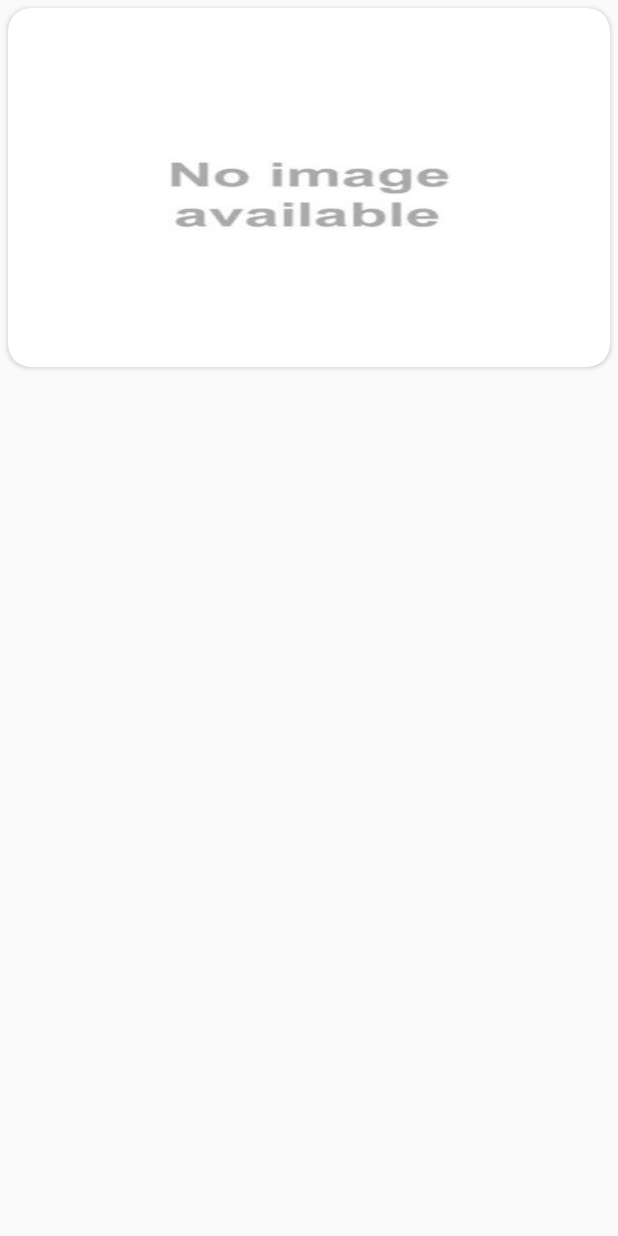
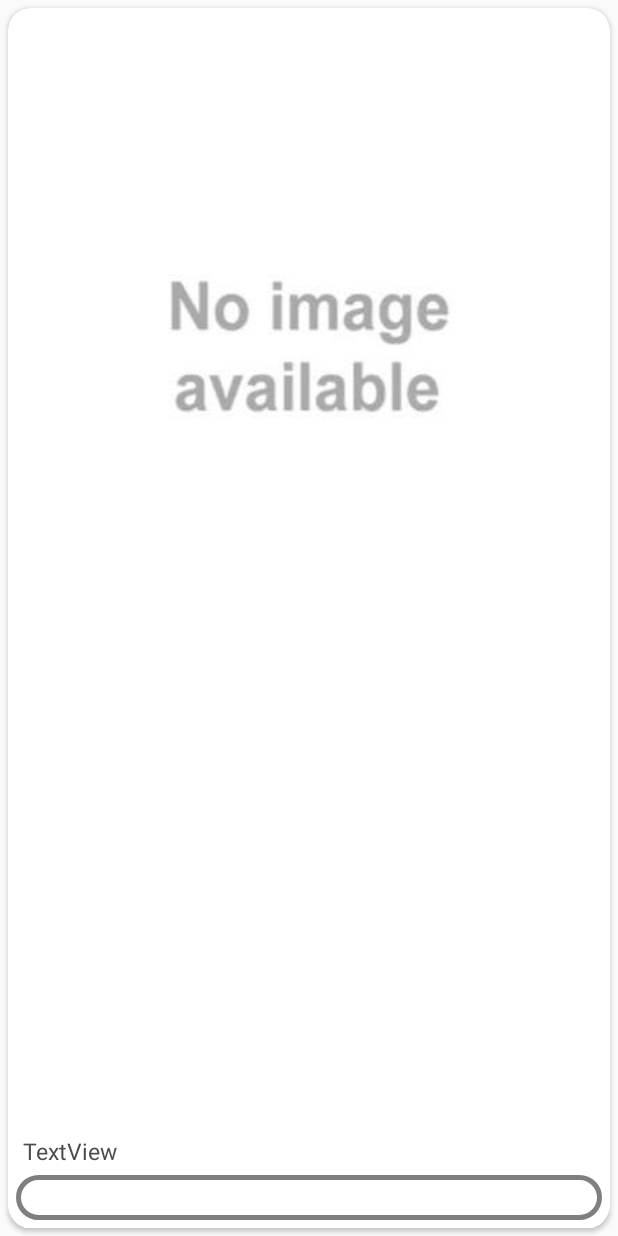
Before and after one commit to Sanders248/hello-bowo_test, an Android app: the layout tile_card.xml on its own in the app's theme, with its tools: preview values and no code run, on a phone screen of 412 x 824 dp. Run offline under Robolectric (Android 15) with nearby library versions, the phone set to English and light mode, and no system bars.

Commit message:
tile_card view udpdate

```diff
--- a/app/src/main/java/com/hello_bowo/alex/receptionhelper/TilesPage.java
+++ b/app/src/main/java/com/hello_bowo/alex/receptionhelper/TilesPage.java
@@ -59,7 +59,7 @@ public class TilesPage  extends Fragment {
 
     private void prepareActivitys(){
 
-        Tile a = new Tile(R.drawable.textmeteo, R.drawable.meteo, "Ensoleillé", "", "http://www.meteo-france.mobi/home#!france", 1);
+        Tile a = new Tile(R.drawable.textmeteo, R.drawable.meteo, "", "", "http://www.meteo-france.mobi/home#!france", 1);
         _tiles.add(a);
 
         Tile b = new Tile(R.drawable.logohotel, R.drawable.hotel, "Plus d'info", "Bienvenue dans votre hotel Pullman", "http://www.pullmanhotels.com/fr/france/index.shtml", 2);
@@ -68,7 +68,7 @@ public class TilesPage  extends Fragment {
         Tile c = new Tile(R.drawable.logospa, R.drawable.reserve, "Réservez votre scéance", "Détendez-vous avec nos scéances de Spa & Fitness", "http://lesjardinsdumarais.com/fr/fitness-center.html", 2);
         _tiles.add(c);
 
-        Tile d = new Tile(R.drawable.logocityguide, R.drawable.cityguide, "Visitez la ville", "", "https://www.parisinfo.com/", 1);
+        Tile d = new Tile(R.drawable.logocityguide, R.drawable.cityguide, "Visitez", "Visitez la ville", "https://www.parisinfo.com/", 1);
         _tiles.add(d);
 
         Tile e = new Tile(R.drawable.logocommande, R.drawable.commande, "Commandez", "Notre restaurant directement dans votre chambre.", "https://restaurant.michelin.fr/restaurants/paris", 1);
@@ -86,7 +86,7 @@ public class TilesPage  extends Fragment {
         Tile i = new Tile(-1, R.drawable.netflix, "Lancer Netflix", "", "https://www.netflix.com/fr/", 1);
         _tiles.add(i);
 
-        Tile j = new Tile(R.drawable.news, R.drawable.logonews, "L'actualité", "", "https://news.google.fr/", 1);
+        Tile j = new Tile(R.drawable.logonews, R.drawable.news, "L'actualité", "News", "https://news.google.fr/", 1);
         _tiles.add(j);
 
         _adapter.notifyDataSetChanged();
--- a/app/src/main/java/com/hello_bowo/alex/receptionhelper/ViewModel/TileAdapter.java
+++ b/app/src/main/java/com/hello_bowo/alex/receptionhelper/ViewModel/TileAdapter.java
@@ -67,6 +67,7 @@ public class TileAdapter extends RecyclerView.Adapter<TileAdapter.MyViewHolder>{
     @Override
     public void onBindViewHolder(final TileAdapter.MyViewHolder holder, final int position) {
         Tile tile = _tiles.get(position);
+
         holder.title.setText(tile.getTextTitle());
         holder.button.setText(tile.getTextButton());
 
@@ -85,6 +86,9 @@ public class TileAdapter extends RecyclerView.Adapter<TileAdapter.MyViewHolder>{
                 .load(tile.get_picLogo())
                 .error(null)
                 .into(holder.logo);
+
+        if (tile.getTextButton() == "")
+            holder.button.setVisibility(View.GONE);
 
         holder.button.setOnClickListener(new View.OnClickListener() {
             @Override
--- a/app/src/main/res/layout/tile_card.xml
+++ b/app/src/main/res/layout/tile_card.xml
@@ -2,14 +2,13 @@
 <LinearLayout xmlns:android="http://schemas.android.com/apk/res/android"
     xmlns:card_view="http://schemas.android.com/apk/res-auto"
     android:layout_width="wrap_content"
-    android:layout_height="250dp"
+    android:layout_height="wrap_content"
     android:orientation="vertical">
 
     <android.support.v7.widget.CardView
         android:id="@+id/card_view"
         android:layout_width="match_parent"
         android:layout_height="match_parent"
-        android:layout_gravity="center"
         android:layout_margin="@dimen/card_margin"
         android:elevation="3dp"
         card_view:cardCornerRadius="15dp"
@@ -25,21 +24,32 @@
                 android:layout_width="wrap_content"
                 android:layout_height="wrap_content"
                 android:layout_margin="25dp"
-                android:maxHeight="150dp"
-                android:maxWidth="80dp"
+                android:maxHeight="30dp"
+                android:maxWidth="50dp"
                 android:src="@drawable/ic_not_found"
                 android:background="?attr/selectableItemBackgroundBorderless"
                 android:scaleType="fitXY"/>
 
+            <Button
+                android:layout_alignParentBottom="true"
+                android:id="@+id/button"
+                android:layout_width="match_parent"
+                android:layout_height="30dp"
+                android:maxHeight="30dp"
+                android:src="@drawable/ic_not_found"
+                android:background="@drawable/button_style1"
+                android:layout_margin="5dp"
+                android:textAlignment="center"
+                />
+
             <TextView
                 android:id="@+id/textTitle"
-
                 android:layout_width="match_parent"
                 android:layout_height="wrap_content"
-                android:layout_below="@+id/imLogo"
                 android:paddingLeft="@dimen/room_title_padding"
                 android:paddingRight="@dimen/room_title_padding"
                 android:paddingTop="@dimen/room_title_padding"
+                android:layout_above="@+id/button"
                 android:textColor="@color/room_title"
                 android:textSize="@dimen/room_title"
                 android:layout_alignLeft="@+id/imLogo"
@@ -48,20 +58,6 @@
                 android:layout_marginTop="50dp"
                 android:text="TextView" />
 
-            <Button
-                android:id="@+id/button"
-                android:layout_width="match_parent"
-                android:layout_height="2dp"
-                android:maxHeight="2dp"
-                android:layout_alignLeft="@+id/imLogo"
-                android:layout_alignParentBottom="true"
-                android:layout_alignParentStart="true"
-                android:layout_below="@+id/textTitle"
-                android:src="@drawable/ic_not_found"
-                android:background="@drawable/button_style1"
-                android:layout_margin="10dp"
-                />
-
         </RelativeLayout>
     </android.support.v7.widget.CardView>
 </LinearLayout>
```
